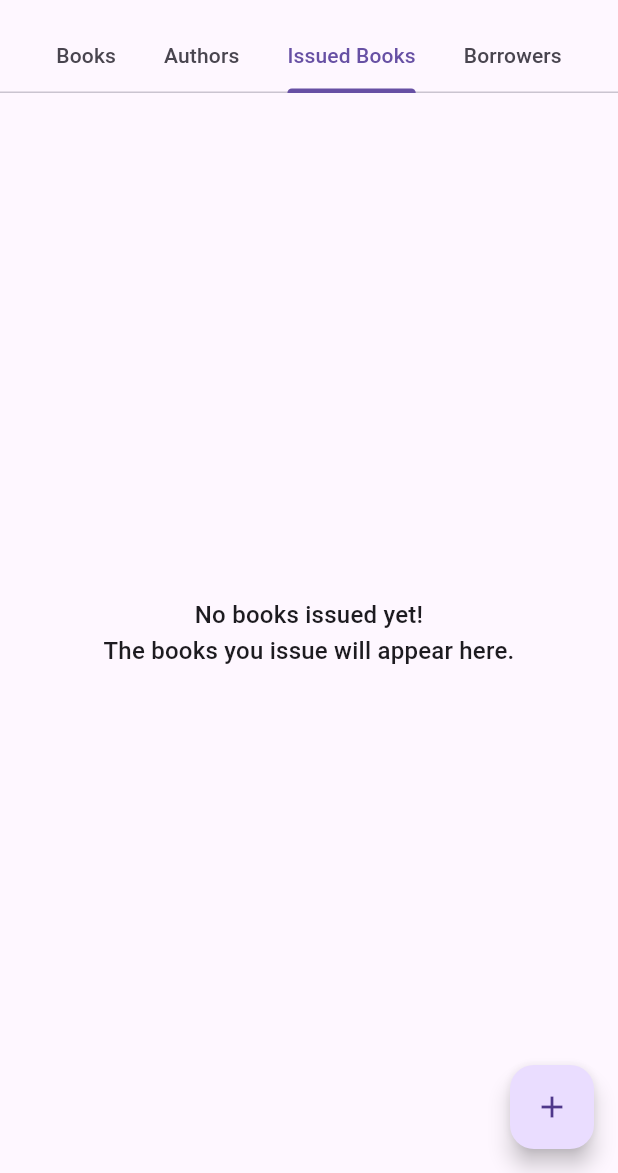
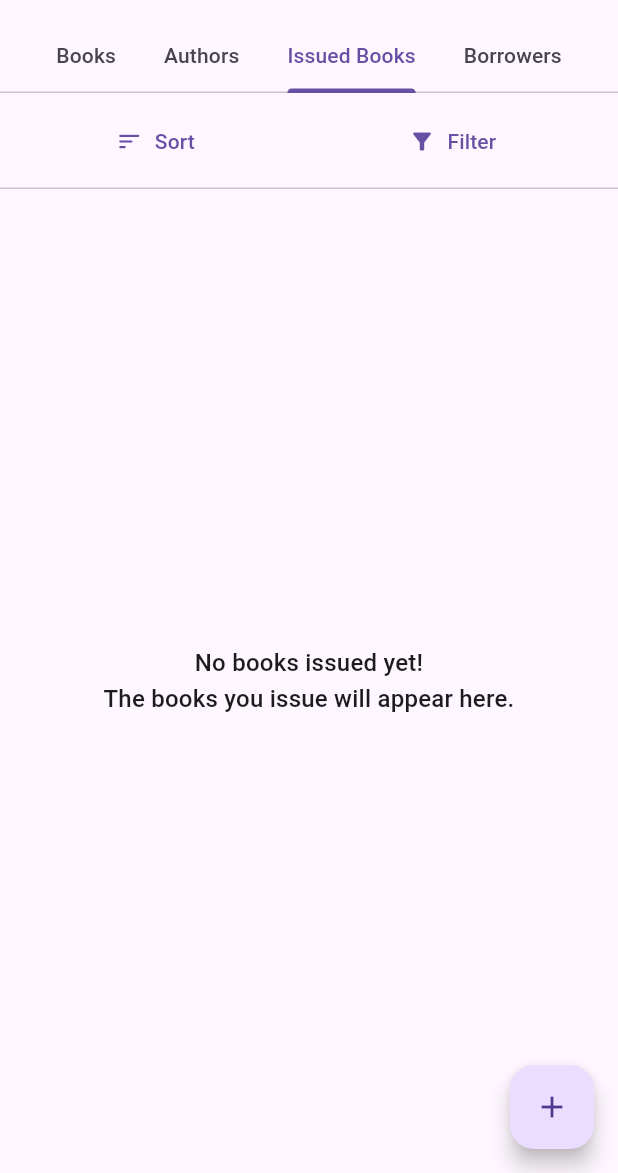
Before and after one commit to imaachman/libertad, a Flutter app: the screen it shows after launch, tab 3 chosen, on a phone screen of 412 x 824 dp, the part 63-1236 px from its top. Run offline on Flutter 3.47's test engine with Material 3 defaults, Android fonts, the phone set to English and light mode, and no system bars; our stand-ins replace file_picker, flutter_riverpod, isar, riverpod_annotation; accounts and stored records are empty; generated files the repository leaves out were written again.

Commit message:
Sorting #5
- Move sort and filter buttons from books screen to home screen to make them common for all tabs
- Do not sync home screen and search screen tabs anymore. It seems hacky and isn't very necessary.

```diff
--- a/lib/features/books/viewmodels/books_list_viewmodel.dart
+++ b/lib/features/books/viewmodels/books_list_viewmodel.dart
@@ -1,9 +1,7 @@
-import 'package:flutter/material.dart';
 import 'package:libertad/data/models/book.dart';
 import 'package:libertad/data/models/book_sort.dart';
 import 'package:libertad/data/models/sort_order.dart';
 import 'package:libertad/data/repositories/database_repository.dart';
-import 'package:libertad/features/books/screens/books_screen/book_sort_dialog.dart';
 import 'package:riverpod_annotation/riverpod_annotation.dart';
 
 part 'books_list_viewmodel.g.dart';
@@ -29,10 +27,6 @@ class BooksListViewModel extends _$BooksListViewModel {
     return books;
   }
 
-  /// Show sort dialog to select the sort type and order.
-  void showSortDialog(BuildContext context) =>
-      showDialog(context: context, builder: (context) => BookSortDialog());
-
   /// Select sort order -- ascending or descending.
   void selectSortOrder(SortOrder sortOrder) {
     selectedSortOrder = sortOrder;
--- a/lib/features/home/screens/home_screen.dart
+++ b/lib/features/home/screens/home_screen.dart
@@ -39,7 +39,8 @@ class _HomePageState extends ConsumerState<HomePage>
 
   @override
   Widget build(BuildContext context) {
-    final HomeViewModel model = ref.watch(homeViewModelProvider.notifier);
+    final HomeViewModel model =
+        ref.watch(homeViewModelProvider(_tabController).notifier);
 
     return Scaffold(
       appBar: AppBar(
@@ -121,12 +122,37 @@ class _HomePageState extends ConsumerState<HomePage>
           tabs: _tabs,
           tabAlignment: TabAlignment.center,
           isScrollable: true,
-          onTap: (value) => model.selectedTabIndex = value,
         ),
       ),
-      body: TabBarView(
-        controller: _tabController,
-        children: _tabs.map((tab) => _tabViews[_tabs.indexOf(tab)]).toList(),
+      body: Column(
+        children: [
+          Padding(
+            padding: const EdgeInsets.all(8),
+            child: Row(
+              mainAxisAlignment: MainAxisAlignment.spaceAround,
+              children: [
+                TextButton.icon(
+                  onPressed: () => model.showSortDialog(context),
+                  icon: Icon(Icons.sort_rounded),
+                  label: Text('Sort'),
+                ),
+                TextButton.icon(
+                  onPressed: () {},
+                  icon: Icon(Icons.filter_alt),
+                  label: Text('Filter'),
+                ),
+              ],
+            ),
+          ),
+          Divider(height: 0),
+          Expanded(
+            child: TabBarView(
+              controller: _tabController,
+              children:
+                  _tabs.map((tab) => _tabViews[_tabs.indexOf(tab)]).toList(),
+            ),
+          ),
+        ],
       ),
       floatingActionButton: FloatingActionButton(
         onPressed: () => model.showBookEditor(context: context),
--- a/lib/features/search/screens/database_search_screen.dart
+++ b/lib/features/search/screens/database_search_screen.dart
@@ -4,7 +4,6 @@ import 'package:libertad/data/models/search_result.dart';
 import 'package:libertad/features/authors/screens/authors_screen/author_list_tile.dart';
 import 'package:libertad/features/book_copies/screens/issued_copies_screen/issued_copy_tile.dart';
 import 'package:libertad/features/borrowers/screens/borrowers_screen/borrower_list_tile.dart';
-import 'package:libertad/features/home/viewmodels/home_viewmodel.dart';
 import 'package:libertad/features/search/viewmodels/database_search_viewmodel.dart';
 import 'package:libertad/widgets/book_list_tile.dart';
 
@@ -40,9 +39,6 @@ class _DatabaseSearchPageState extends ConsumerState<DatabaseSearchPage>
   Widget build(BuildContext context) {
     final AsyncValue<SearchResult> result =
         ref.watch(databaseSearchViewModelProvider(widget.query));
-    final HomeViewModel homeModel = ref.watch(homeViewModelProvider.notifier);
-
-    _tabController.index = homeModel.selectedTabIndex;
 
     return result.when(
       data: (data) => Column(
@@ -52,7 +48,6 @@ class _DatabaseSearchPageState extends ConsumerState<DatabaseSearchPage>
             tabs: _tabs,
             tabAlignment: TabAlignment.center,
             isScrollable: true,
-            onTap: (value) => homeModel.selectedTabIndex = value,
           ),
           Expanded(
             child: TabBarView(
```
Also changed, not shown: lib/features/books/screens/books_screen/books_screen.dart (+0 -28 lines), lib/features/home/viewmodels/home_viewmodel.dart (+13 -4 lines), lib/features/books/viewmodels/books_list_viewmodel.g.dart, lib/features/home/viewmodels/home_viewmodel.g.dart.
